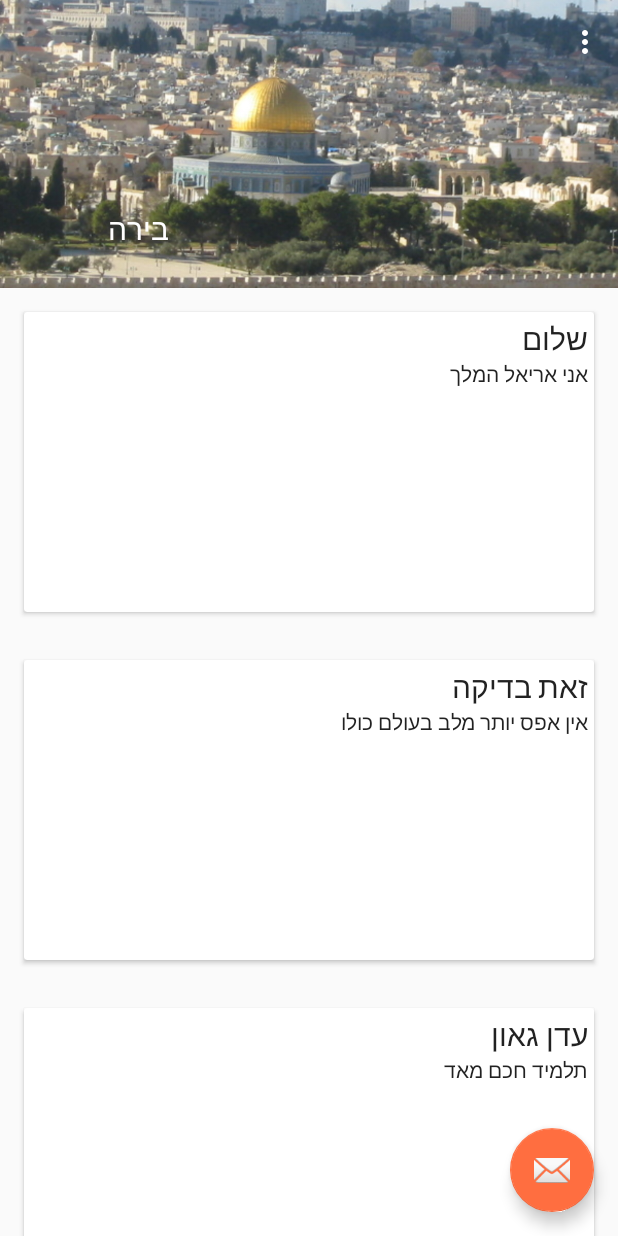
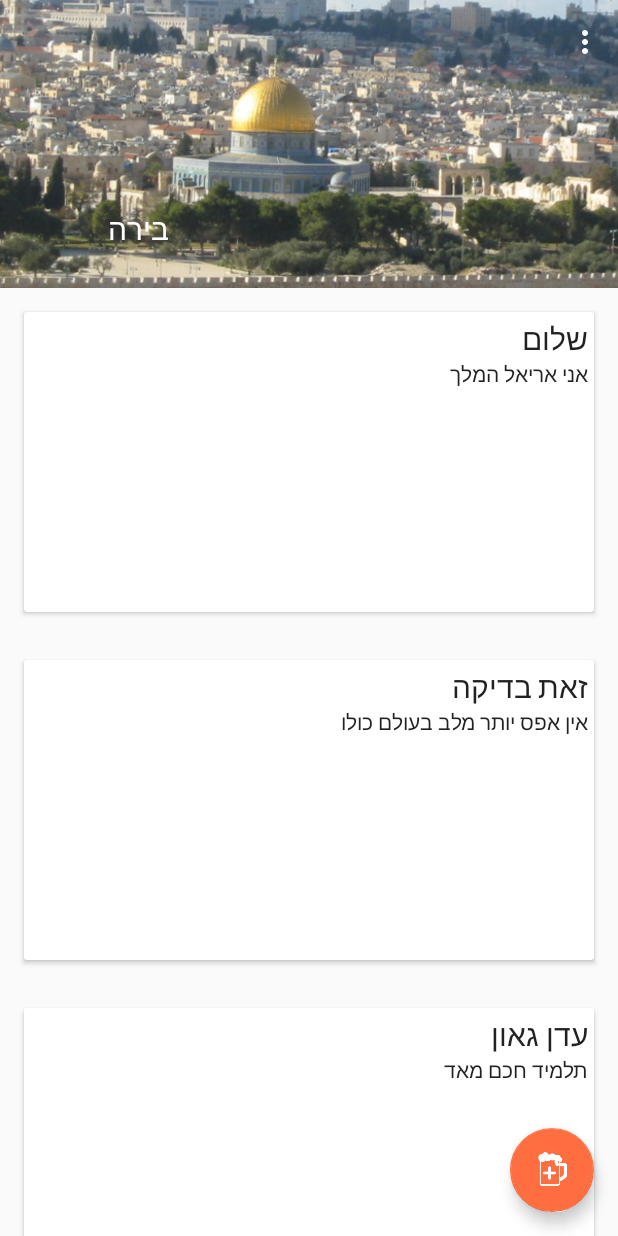
Before and after one commit to badasscohen/Bira, an Android app: the screen it shows after launch (MainActivity), on a phone screen of 412 x 824 dp. Run offline under Robolectric (Android 15) with nearby library versions, the phone set to English and light mode, and no system bars.

```diff
--- a/app/src/main/java/olivegumball/bira/MainActivity.java
+++ b/app/src/main/java/olivegumball/bira/MainActivity.java
@@ -69,5 +69,9 @@ public class MainActivity extends AppCompatActivity {
         }
 
         return super.onOptionsItemSelected(item);
+
+
     }
+
+
 }
--- a/app/src/main/res/layout/activity_main.xml
+++ b/app/src/main/res/layout/activity_main.xml
@@ -53,6 +53,6 @@
         android:layout_height="wrap_content"
         android:layout_gravity="bottom|end"
         android:layout_margin="@dimen/fab_margin"
-        android:src="@android:drawable/ic_dialog_email" />
+        android:src="@drawable/beercup" />
 
 </android.support.design.widget.CoordinatorLayout>
```
Also changed, not shown: app/src/main/res/drawable/beercup.png (added).
